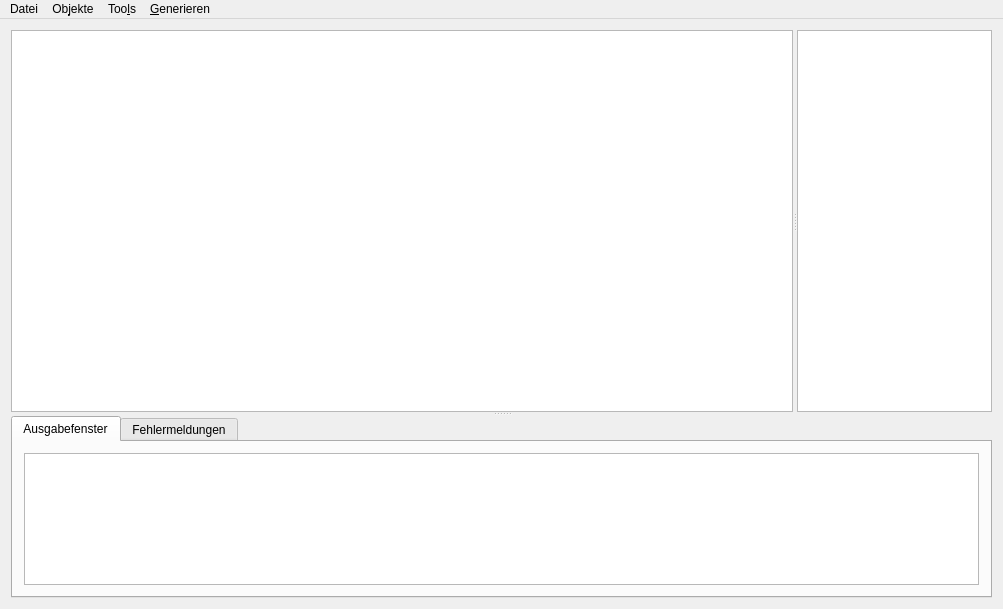
Old version of the form config-tool/gui/mainwindow.ui in the repository carstenbru/fpga-log.
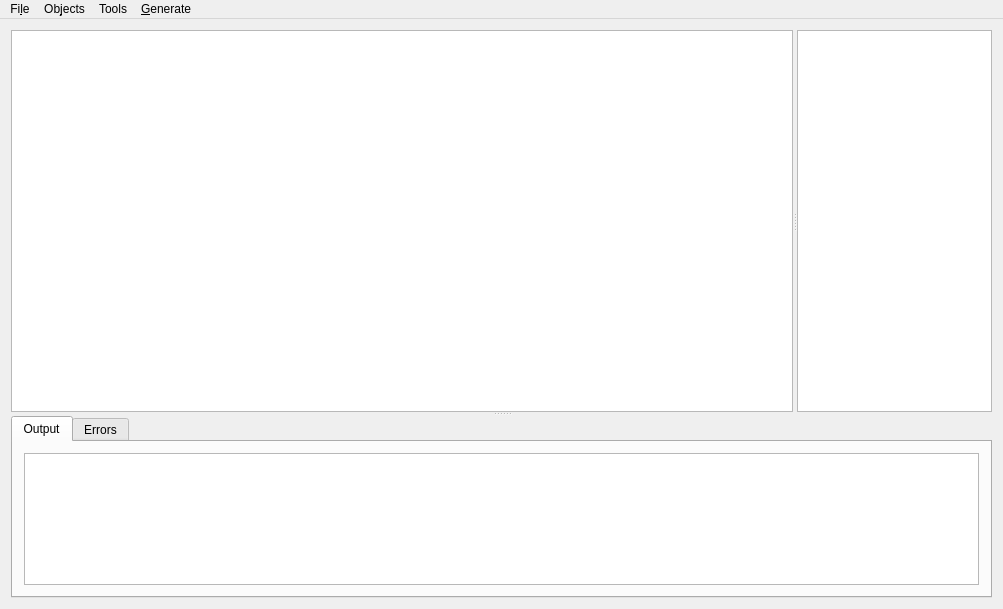
New version of the form. Icons and pictures are not drawn.

Commit message: config-tool: i18n, part 1

```diff
--- a/config-tool/gui/mainwindow.ui
+++ b/config-tool/gui/mainwindow.ui
@@ -72,7 +72,7 @@
        </property>
        <widget class="QWidget" name="tab">
         <attribute name="title">
-         <string>Ausgabefenster</string>
+         <string>Output</string>
         </attribute>
         <layout class="QVBoxLayout" name="verticalLayout">
          <item>
@@ -89,7 +89,7 @@
        </widget>
        <widget class="QWidget" name="tab_2">
         <attribute name="title">
-         <string>Fehlermeldungen</string>
+         <string>Errors</string>
         </attribute>
         <layout class="QVBoxLayout" name="verticalLayout_2">
          <item>
@@ -113,7 +113,7 @@
    </property>
    <widget class="QMenu" name="menuFile">
     <property name="title">
-     <string>Datei</string>
+     <string>Fi&amp;le</string>
     </property>
     <addaction name="actionNew"/>
     <addaction name="separator"/>
@@ -131,7 +131,7 @@
      <bool>false</bool>
     </property>
     <property name="title">
-     <string>Ob&amp;jekte</string>
+     <string>Ob&amp;jects</string>
     </property>
     <property name="separatorsCollapsible">
      <bool>false</bool>
@@ -144,7 +144,7 @@
      <bool>true</bool>
     </property>
     <property name="title">
-     <string>&amp;Generieren</string>
+     <string>&amp;Generate</string>
     </property>
     <addaction name="actionSynthesize"/>
     <addaction name="actionFlash"/>
@@ -157,7 +157,7 @@
      <bool>true</bool>
     </property>
     <property name="title">
-     <string>Too&amp;ls</string>
+     <string>Tools</string>
     </property>
     <addaction name="actionPinOverview"/>
     <addaction name="separator"/>
```
Left out of the diff: 28 changed lines with no effect on the pictures. The commit also changes 21 other files.
